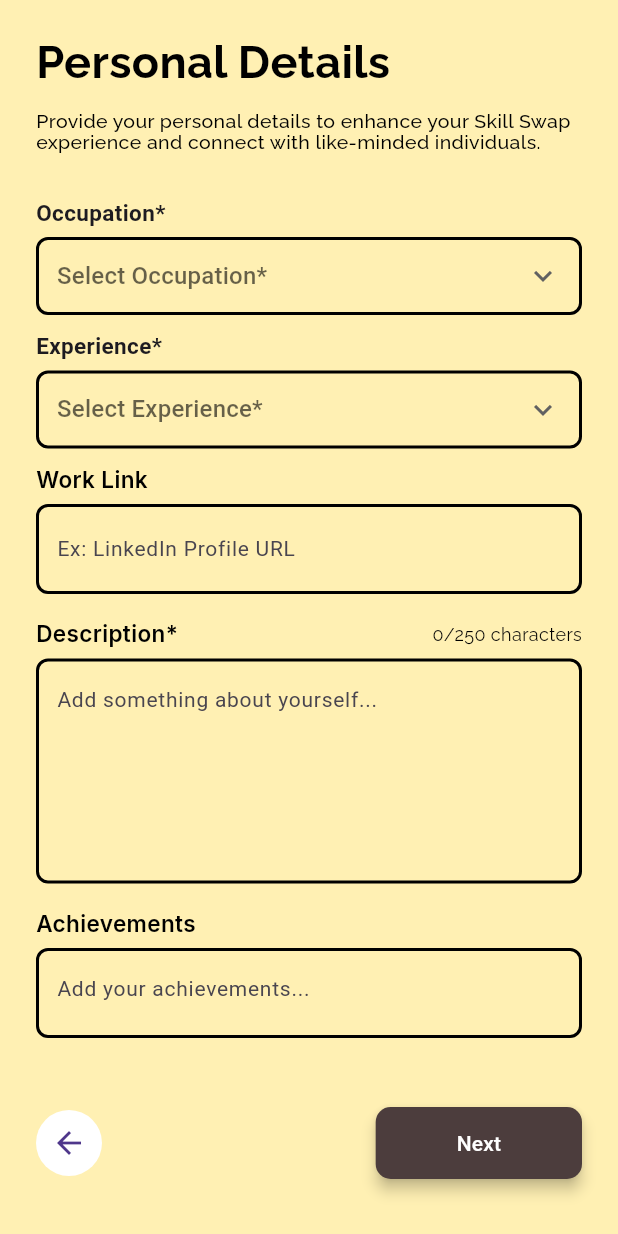
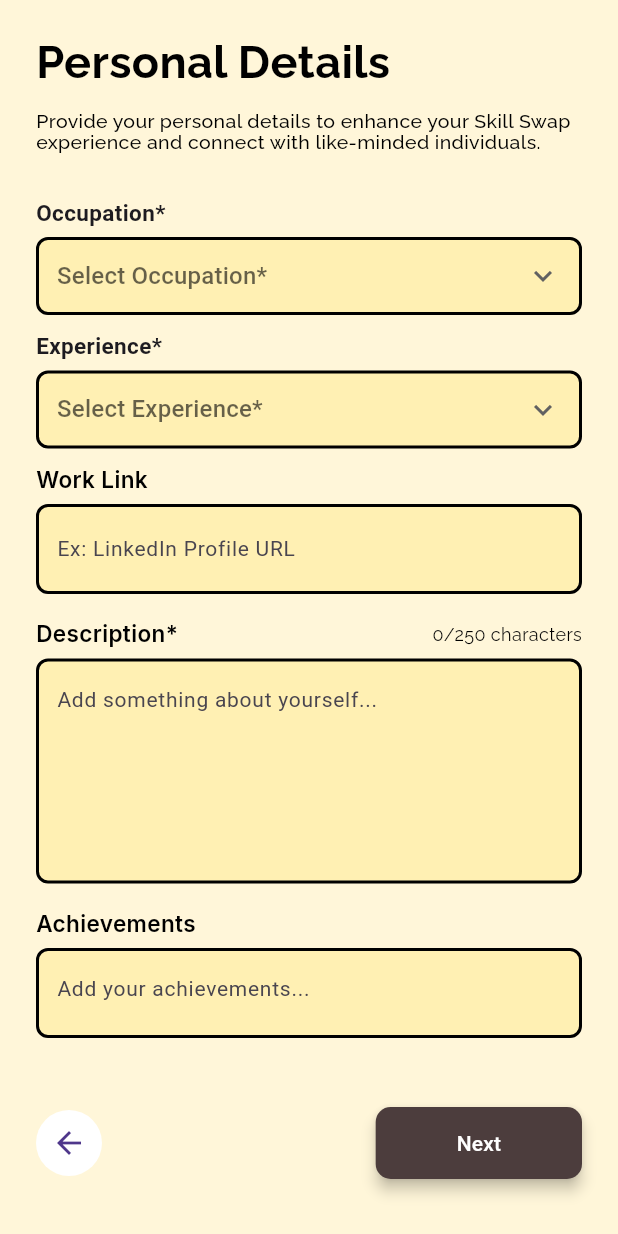
Before and after one commit to samitdawane/swapgo, a Flutter app: the screen it shows after launch, on a phone screen of 412 x 824 dp. Run offline on Flutter 3.47's test engine with Material 3 defaults, Android fonts, the phone set to English and light mode, and no system bars; our stand-ins replace get, google_fonts.

Commit message:
minor change

```diff
--- a/lib/modules/profile_details.dart
+++ b/lib/modules/profile_details.dart
@@ -18,7 +18,7 @@ class PersonalDetailsScreen extends StatelessWidget {
   Widget build(BuildContext context) {
     return Scaffold(
       resizeToAvoidBottomInset: true,
-      backgroundColor: AppColors.textFieldColor,
+      backgroundColor: AppColors.backgroundColor,
       body: SafeArea(
         child: SingleChildScrollView(
           child: Padding(
```
